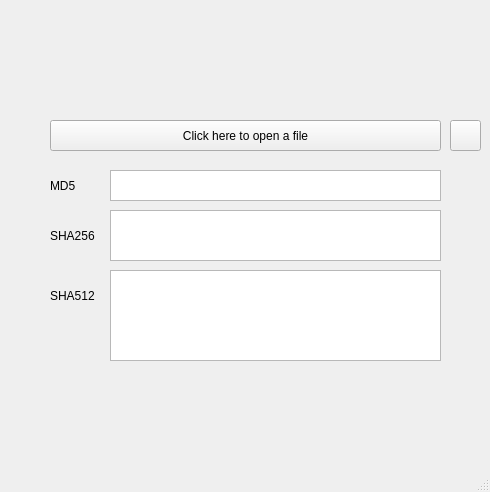
The window that ui/MainWindow.ui (Rizwan-Hasan/Hash-Checker-OLD) describes before a commit, drawn with Qt 5.
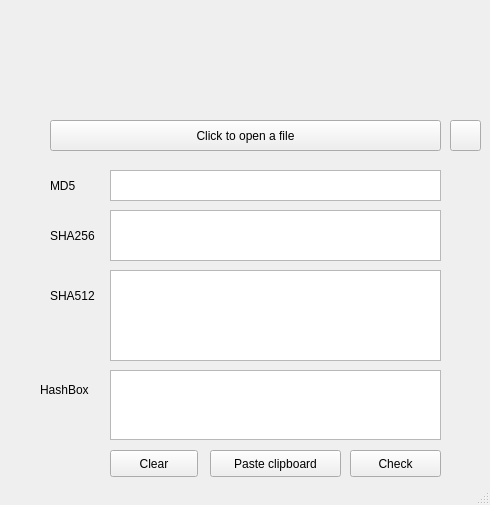
The same window after the commit. Icons and pictures are not drawn.

The edit to the form file:
```diff
--- a/ui/MainWindow.ui
+++ b/ui/MainWindow.ui
@@ -7,24 +7,27 @@
     <x>0</x>
     <y>0</y>
     <width>490</width>
-    <height>492</height>
+    <height>505</height>
    </rect>
   </property>
   <property name="minimumSize">
    <size>
     <width>490</width>
-    <height>320</height>
+    <height>505</height>
    </size>
   </property>
   <property name="maximumSize">
    <size>
     <width>490</width>
-    <height>900</height>
+    <height>505</height>
    </size>
   </property>
   <property name="windowTitle">
    <string>MainWindow</string>
   </property>
+  <property name="documentMode">
+   <bool>false</bool>
+  </property>
   <widget class="QWidget" name="centralwidget">
    <widget class="QPushButton" name="openFileButton">
     <property name="geometry">
@@ -36,7 +39,7 @@
      </rect>
     </property>
     <property name="text">
-     <string>Click here to open a file</string>
+     <string>Click to open a file</string>
     </property>
    </widget>
    <widget class="QLabel" name="labelFile">
@@ -265,6 +268,68 @@
      <bool>true</bool>
     </property>
    </widget>
+   <widget class="QTextEdit" name="textBoxCheck">
+    <property name="geometry">
+     <rect>
+      <x>110</x>
+      <y>370</y>
+      <width>331</width>
+      <height>70</height>
+     </rect>
+    </property>
+   </widget>
+   <widget class="QPushButton" name="clearButton">
+    <property name="geometry">
+     <rect>
+      <x>110</x>
+      <y>450</y>
+      <width>88</width>
+      <height>27</height>
+     </rect>
+    </property>
+    <property name="text">
+     <string>Clear</string>
+    </property>
+   </widget>
+   <widget class="QPushButton" name="clipboardButton">
+    <property name="geometry">
+     <rect>
+      <x>210</x>
+      <y>450</y>
+      <width>131</width>
+      <height>27</height>
+     </rect>
+    </property>
+    <property name="text">
+     <string>Paste clipboard</string>
+    </property>
+   </widget>
+   <widget class="QPushButton" name="checkButton">
+    <property name="geometry">
+     <rect>
+      <x>350</x>
+      <y>450</y>
+      <width>91</width>
+      <height>27</height>
+     </rect>
+    </property>
+    <property name="text">
+     <string>Check</string>
+    </property>
+   </widget>
+   <widget class="QLabel" name="label_2">
+    <property name="geometry">
+     <rect>
+      <x>40</x>
+      <y>380</y>
+      <width>61</width>
+      <height>21</height>
+     </rect>
+    </property>
+    <property name="text">
+     <string>&lt;html&gt;&lt;head/&gt;&lt;body&gt;&lt;p&gt;HashBox&lt;/p&gt;&lt;/body&gt;&lt;/html&gt;</string>
+    </property>
+   </widget>
   </widget>
   <widget class="QMenuBar" name="menubar">
    <property name="geometry">
```
Left out of the diff: 19 changed lines with no effect on the pictures.
